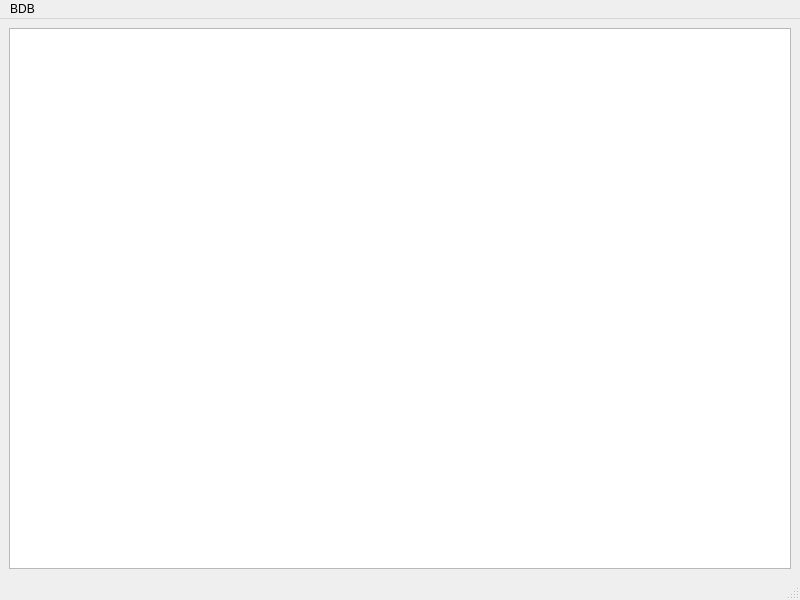
The window that mainwindow.ui (jlamain/bdb) describes before a commit, drawn with Qt 5.
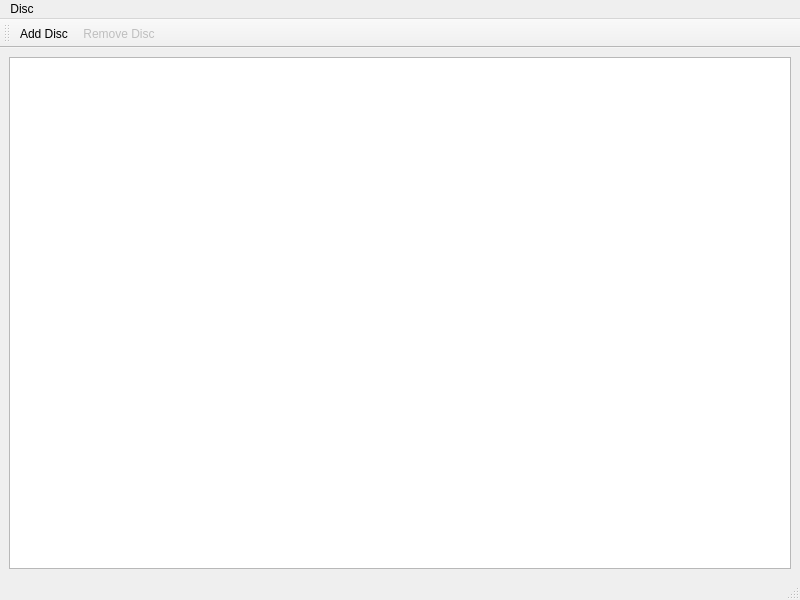
The same window after the commit.

```diff
--- a/mainwindow.ui
+++ b/mainwindow.ui
@@ -26,12 +26,12 @@
      <x>0</x>
      <y>0</y>
      <width>800</width>
-     <height>23</height>
+     <height>22</height>
     </rect>
    </property>
    <widget class="QMenu" name="menuBDB">
     <property name="title">
-     <string>BDB</string>
+     <string>Disc</string>
     </property>
     <addaction name="actionAddDisc"/>
     <addaction name="actionExit"/>
@@ -39,6 +39,19 @@
    <addaction name="menuBDB"/>
   </widget>
   <widget class="QStatusBar" name="statusbar"/>
+  <widget class="QToolBar" name="toolBar">
+   <property name="windowTitle">
+    <string>toolBar</string>
+   </property>
+   <attribute name="toolBarArea">
+    <enum>TopToolBarArea</enum>
+   </attribute>
+   <attribute name="toolBarBreak">
+    <bool>false</bool>
+   </attribute>
+   <addaction name="actionAddDisc"/>
+   <addaction name="actionRemove_Disc"/>
+  </widget>
   <action name="actionExit">
    <property name="text">
     <string>Exit</string>
@@ -51,6 +64,20 @@
    <property name="toolTip">
     <string>Add Disc</string>
    </property>
+   <property name="shortcut">
+    <string>+</string>
+   </property>
+  </action>
+  <action name="actionRemove_Disc">
+   <property name="enabled">
+    <bool>false</bool>
+   </property>
+   <property name="text">
+    <string>Remove Disc</string>
+   </property>
+   <property name="shortcut">
+    <string>Del</string>
+   </property>
   </action>
  </widget>
  <resources/>
```
Left out of the diff: 41 changed lines with no effect on the pictures.
